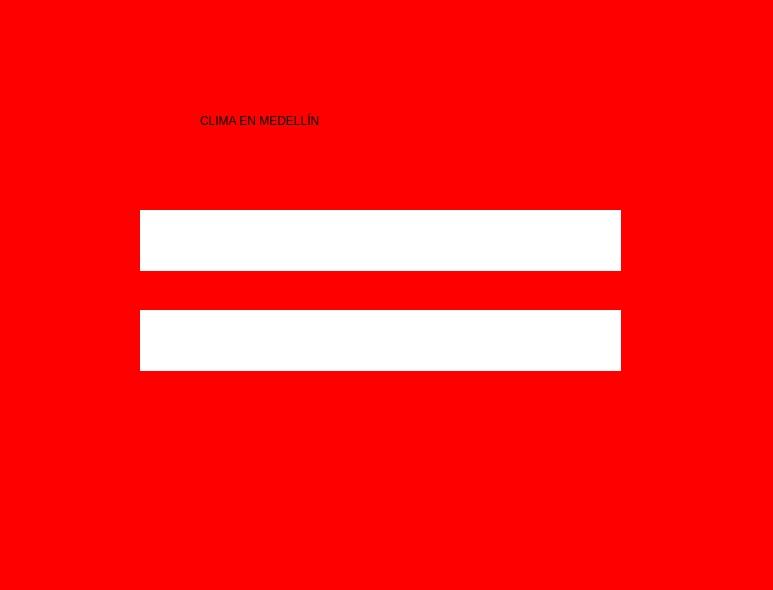
Qt form gui/clima.ui (Bela1810/GestionU) before a commit.
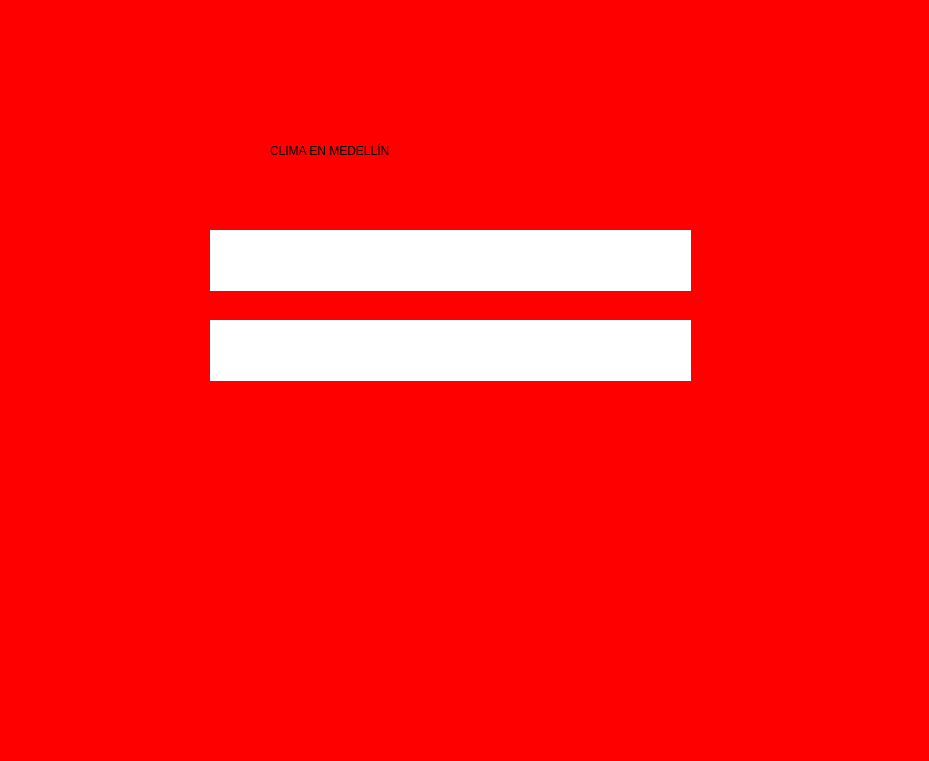
The same form after that commit. Icons and pictures are not drawn.

Diff of the .ui file:
```diff
--- a/gui/clima.ui
+++ b/gui/clima.ui
@@ -6,8 +6,8 @@
    <rect>
     <x>0</x>
     <y>0</y>
-    <width>773</width>
-    <height>590</height>
+    <width>929</width>
+    <height>761</height>
    </rect>
   </property>
   <property name="windowTitle">
@@ -19,8 +19,8 @@
   <widget class="QLabel" name="label">
    <property name="geometry">
     <rect>
-     <x>200</x>
-     <y>100</y>
+     <x>270</x>
+     <y>130</y>
      <width>341</width>
      <height>41</height>
     </rect>
@@ -35,8 +35,8 @@
   <widget class="QLabel" name="label_2">
    <property name="geometry">
     <rect>
-     <x>140</x>
-     <y>210</y>
+     <x>210</x>
+     <y>230</y>
      <width>481</width>
      <height>61</height>
     </rect>
@@ -51,8 +51,8 @@
   <widget class="QLabel" name="label_3">
    <property name="geometry">
     <rect>
-     <x>140</x>
-     <y>310</y>
+     <x>210</x>
+     <y>320</y>
      <width>481</width>
      <height>61</height>
     </rect>
@@ -64,6 +64,41 @@
     <string/>
    </property>
   </widget>
+  <widget class="QLabel" name="label_4">
+   <property name="geometry">
+    <rect>
+     <x>520</x>
+     <y>390</y>
+     <width>411</width>
+     <height>421</height>
+    </rect>
+   </property>
+   <property name="text">
+    <string/>
+   </property>
+   <property name="pixmap">
+    <pixmap>../imagenes/kisspng-t-shirt-cloud-weather-clip-art-vector-cloudy-weather-forecast-icon-material-5a8634a8809866.2087930915187447445267.png</pixmap>
+   </property>
+   <property name="scaledContents">
+    <bool>true</bool>
+   </property>
+  </widget>
+  <widget class="QLabel" name="label_5">
+   <property name="geometry">
+    <rect>
+     <x>40</x>
+     <y>580</y>
+     <width>211</width>
+     <height>171</height>
+    </rect>
+   </property>
+   <property name="text">
+    <string/>
+   </property>
+   <property name="pixmap">
+    <pixmap>../imagenes/logo_u.png</pixmap>
+   </property>
+  </widget>
  </widget>
  <resources/>
  <connections/>
```
